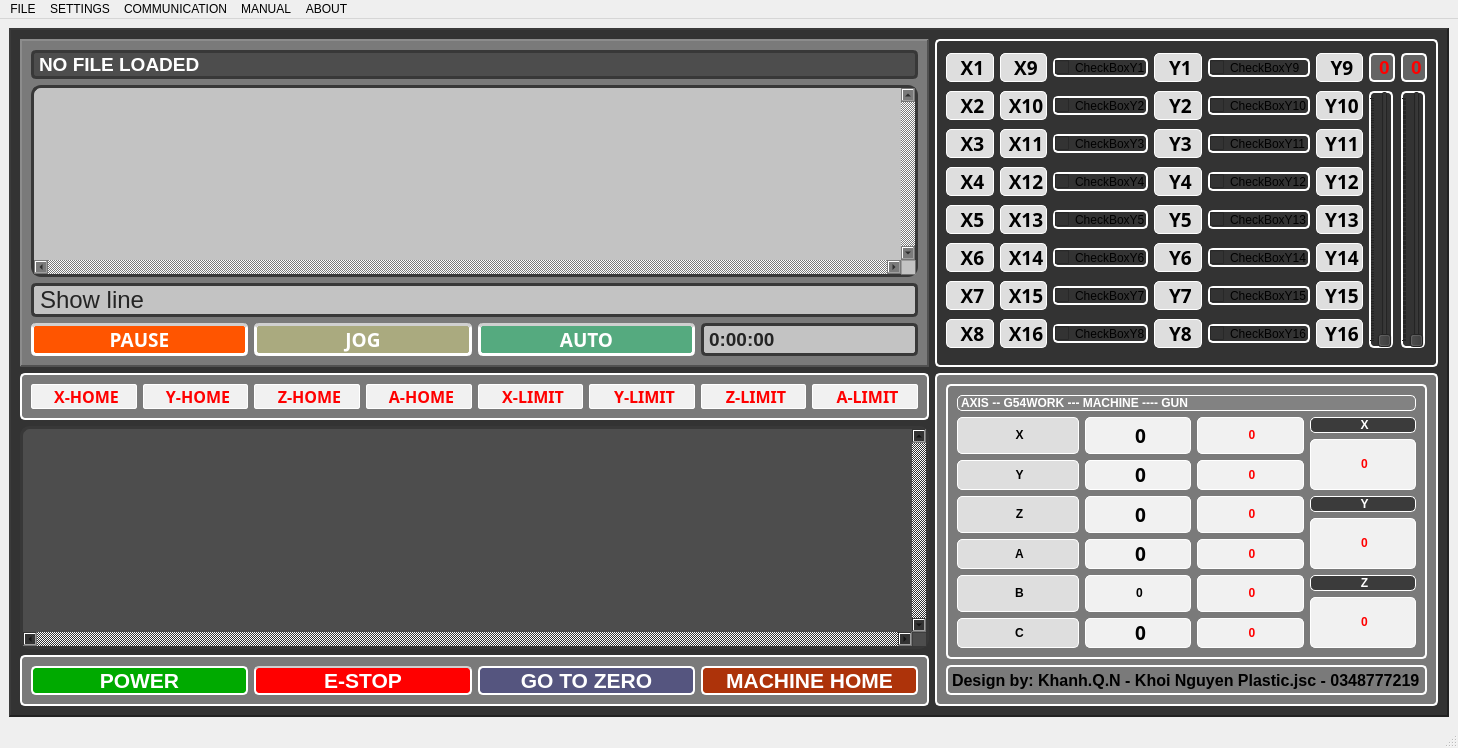
This is QtPaintingChair/workWindow.ui in NguyenKhanh2101993/Painting_Chair_Robot_ver02 as Qt 5 draws it before an edit. The edited form follows.
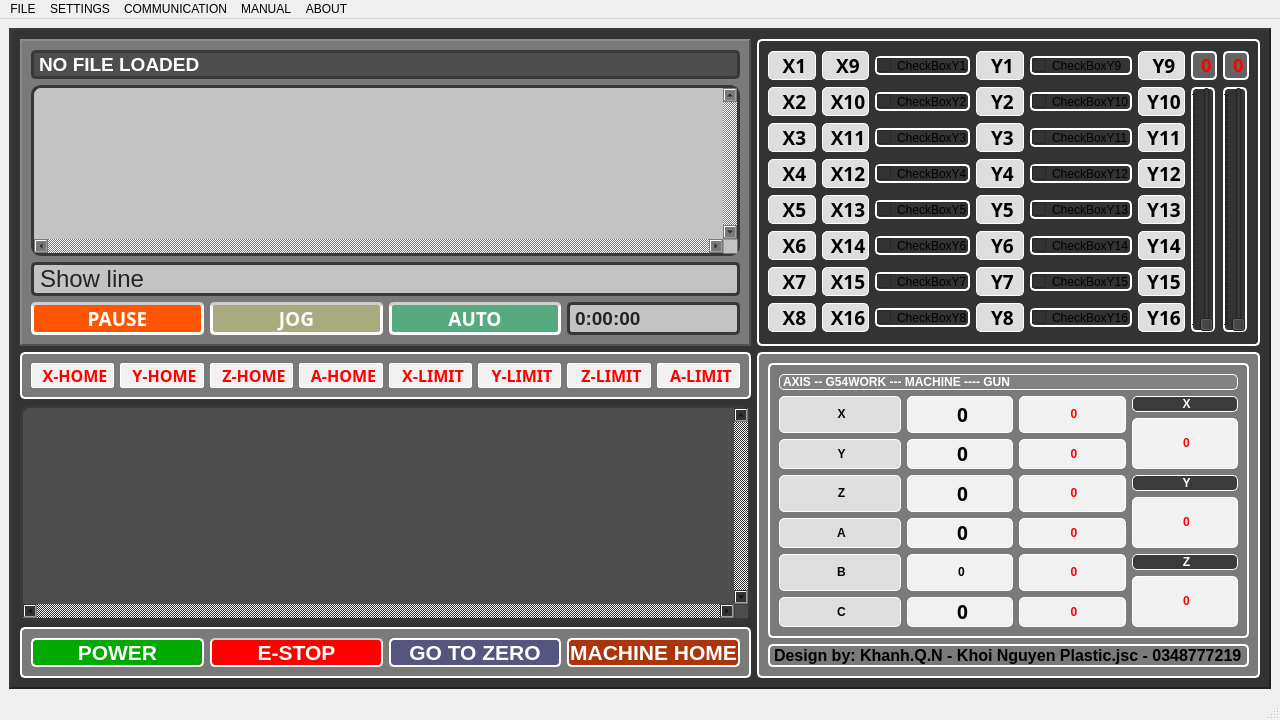
This is the edited form. Icons and pictures are not drawn.

Patch:
```diff
--- a/QtPaintingChair/workWindow.ui
+++ b/QtPaintingChair/workWindow.ui
@@ -6,8 +6,8 @@
    <rect>
     <x>0</x>
     <y>0</y>
-    <width>1458</width>
-    <height>748</height>
+    <width>1280</width>
+    <height>720</height>
    </rect>
   </property>
   <property name="sizePolicy">
@@ -24,7 +24,7 @@
     <normaloff>Robot.ico</normaloff>Robot.ico</iconset>
   </property>
   <widget class="QWidget" name="centralwidget">
-   <layout class="QGridLayout" name="gridLayout_8">
+   <layout class="QGridLayout" name="gridLayout_4">
     <item row="0" column="0">
      <widget class="QFrame" name="frame0">
       <property name="enabled">
@@ -54,7 +54,7 @@
       <property name="lineWidth">
        <number>2</number>
       </property>
-      <layout class="QGridLayout" name="gridLayout_4">
+      <layout class="QGridLayout" name="gridLayout_8">
        <item row="0" column="0">
         <widget class="QFrame" name="frame_showtext">
          <property name="styleSheet">
@@ -2151,7 +2151,7 @@
     <rect>
      <x>0</x>
      <y>0</y>
-     <width>1458</width>
+     <width>1280</width>
      <height>26</height>
     </rect>
    </property>
```
